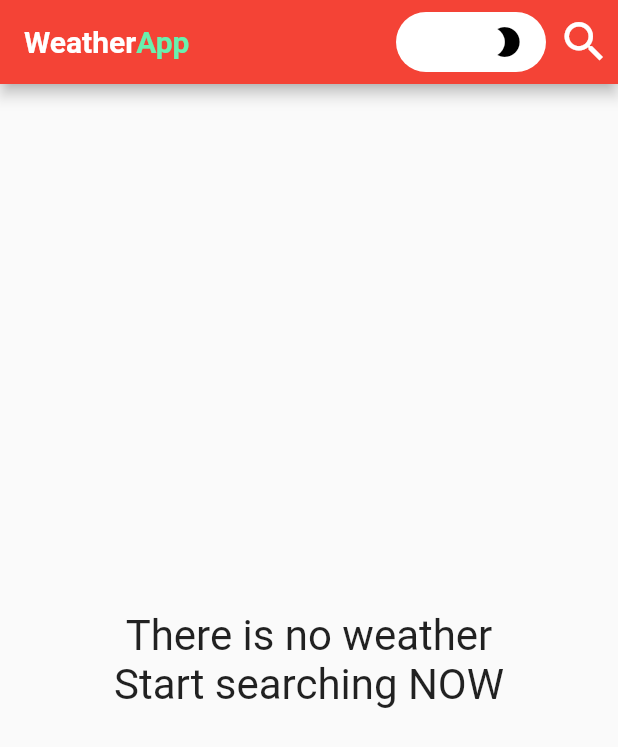
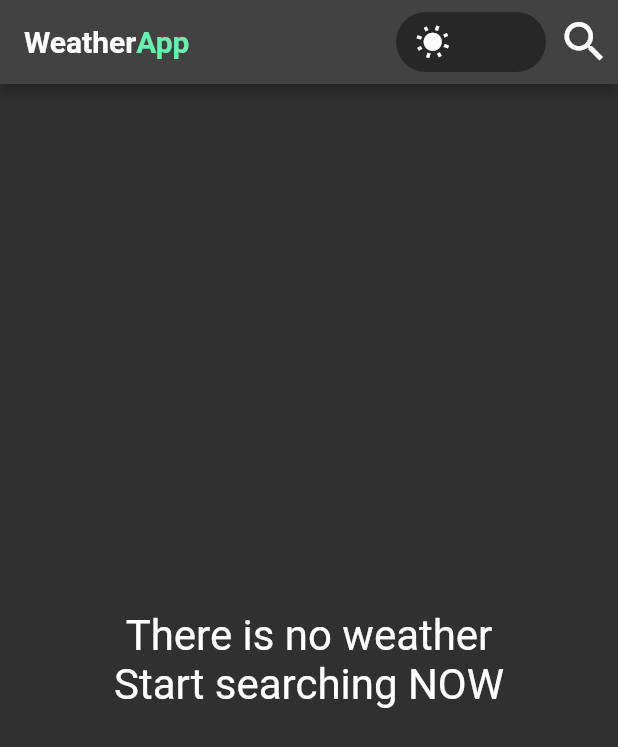
Before and after one commit to ahmedjamal22290/Weather_App, a Flutter app: the screen it shows after launch, after a tap on the "mode night" icon, on a phone screen of 412 x 824 dp. Shown: the top 747 px of the screen. Run offline on Flutter 3.47's test engine with Material 3 defaults, Android fonts, the phone set to English and light mode, and no system bars; our stand-ins replace bloc, dio, flutter_bloc.

Commit message:
creat dark mode cubit

```diff
--- /dev/null
+++ b/lib/cubits/dark_mode_cubit/dark_mode_cubit.dart
@@ -0,0 +1,15 @@
+import 'package:flutter_bloc/flutter_bloc.dart';
+import 'package:p/cubits/dark_mode_cubit/dark_mode_states.dart';
+
+class DarkModeCubit extends Cubit<modes> {
+  DarkModeCubit() : super(lightModeStates());
+  bool darkMode = false;
+  void ModeController() {
+    if (darkMode == true) {
+      darkMode = false;
+    } else {
+      darkMode = true;
+    }
+    emit(darkMode ? darkModeStates() : lightModeStates());
+  }
+}
--- /dev/null
+++ b/lib/cubits/dark_mode_cubit/dark_mode_states.dart
@@ -0,0 +1,5 @@
+class modes {}
+
+class darkModeStates extends modes {}
+
+class lightModeStates extends modes {}
--- a/lib/cubits/get_weather_cubit/get_weather_cubit.dart
+++ b/lib/cubits/get_weather_cubit/get_weather_cubit.dart
@@ -17,8 +17,8 @@ class GetWeatherCubit extends Cubit<weatherState> {
     }
   }
 
-  void getDarkMode(bool darkModeUser) {
-    bool darkMode = darkModeUser;
-    emit(darkModeWeather(darkmode: darkMode));
-  }
+  // void getDarkMode() {
+  //   darkMode = !darkMode;
+  //   emit(darkModeWeather());
+  // }
 }
--- a/lib/cubits/get_weather_cubit/get_weather_states.dart
+++ b/lib/cubits/get_weather_cubit/get_weather_states.dart
@@ -10,9 +10,6 @@ class weatherLoadedState extends weatherState {
   weatherLoadedState({required this.weatherInfoModle});
 }
 
-class darkModeWeather extends weatherState {
-  bool darkmode;
-  darkModeWeather({required this.darkmode});
-}
+class darkModeWeather extends weatherState {}
 
 class weatherFailuerState extends weatherState {}
--- a/lib/main.dart
+++ b/lib/main.dart
@@ -2,6 +2,8 @@ import 'dart:developer';
 
 import 'package:flutter/material.dart';
 import 'package:flutter_bloc/flutter_bloc.dart';
+import 'package:p/cubits/dark_mode_cubit/dark_mode_cubit.dart';
+import 'package:p/cubits/dark_mode_cubit/dark_mode_states.dart';
 import 'package:p/cubits/get_weather_cubit/get_weather_cubit.dart';
 import 'package:p/cubits/get_weather_cubit/get_weather_states.dart';
 import 'package:p/model/news_service_model.dart';
@@ -17,14 +19,18 @@ void main() async {
 class weatherApp extends StatelessWidget {
   Widget build(BuildContext context) {
     return BlocProvider(
+      create: (context) => DarkModeCubit(),
+      child: BlocProvider(
         create: (context) => GetWeatherCubit(),
-      child: Builder(
+        child: BlocBuilder<DarkModeCubit, modes>(
+          builder: (context, modeState) {
+            return Builder(
               builder: (context) => BlocBuilder<GetWeatherCubit, weatherState>(
                 builder: (context, state) {
                   return MaterialApp(
                     debugShowCheckedModeBanner: false,
                     theme: ThemeData(
-                brightness: state is darkModeWeather
+                      brightness: modeState is darkModeStates?
                           ? Brightness.dark
                           : Brightness.light,
                       useMaterial3: false,
@@ -35,6 +41,9 @@ class weatherApp extends StatelessWidget {
                       ),
                     ),
                     home: HomePage(),
+                  );
+                },
+              ),
             );
           },
         ),
--- a/lib/screens/home_page.dart
+++ b/lib/screens/home_page.dart
@@ -1,5 +1,8 @@
+import 'dart:math';
+
 import 'package:flutter/material.dart';
 import 'package:flutter_bloc/flutter_bloc.dart';
+import 'package:p/cubits/dark_mode_cubit/dark_mode_cubit.dart';
 import 'package:p/cubits/get_weather_cubit/get_weather_cubit.dart';
 import 'package:p/cubits/get_weather_cubit/get_weather_states.dart';
 import 'package:p/main.dart';
@@ -18,14 +21,14 @@ class HomePage extends StatefulWidget {
 class _HomePageState extends State<HomePage>
     with SingleTickerProviderStateMixin {
   late AnimationController _controller;
-  late Animation<double> _transtion;
+  late Animation<double> _rotate;
   late Animation<Offset> _transtionn;
   @override
   void initState() {
     super.initState();
     _controller =
-        AnimationController(vsync: this, duration: Duration(milliseconds: 125));
-    _transtion = Tween(begin: -25.0, end: 25.0).animate(_controller);
+        AnimationController(vsync: this, duration: Duration(milliseconds: 150));
+    _rotate = Tween<double>(begin: -0.4 * pi, end: 0).animate(_controller);
     _transtionn = Tween<Offset>(begin: Offset(-25, 0), end: Offset(25, 0))
         .animate(_controller);
 
@@ -63,30 +66,31 @@ class _HomePageState extends State<HomePage>
                       height: 40,
                       decoration: BoxDecoration(
                         borderRadius: BorderRadius.circular(25),
-                        color:
-                            BlocProvider.of<GetWeatherCubit>(context).darkMode
+                        color: BlocProvider.of<DarkModeCubit>(context).darkMode
                             ? const Color(0xFF272727)
                             : Colors.white,
                       ),
                       child: Transform.translate(
                         offset: _transtionn.value,
+                        child: Transform.rotate(
+                          angle: _rotate.value,
                           child: IconButton(
                             onPressed: () {
-                            BlocProvider.of<GetWeatherCubit>(context).darkMode
+                              BlocProvider.of<DarkModeCubit>(context)
+                                  .ModeController();
+                              BlocProvider.of<DarkModeCubit>(context).darkMode
                                   ? _controller.reverse()
                                   : _controller.forward();
-                            BlocProvider.of<GetWeatherCubit>(context).darkMode =
-                                !BlocProvider.of<GetWeatherCubit>(context)
-                                    .darkMode;
                             },
                             icon: Icon(
-                            BlocProvider.of<GetWeatherCubit>(context).darkMode
+                              BlocProvider.of<DarkModeCubit>(context).darkMode
                                   ? Icons.wb_sunny
                                   : Icons.mode_night,
-                            color: BlocProvider.of<GetWeatherCubit>(context)
+                              color: BlocProvider.of<DarkModeCubit>(context)
                                       .darkMode
                                   ? Colors.white
                                   : Colors.black,
+                            ),
                           ),
                         ),
                       ),
```
Lines whose indentation alone changed are shown as unchanged.
